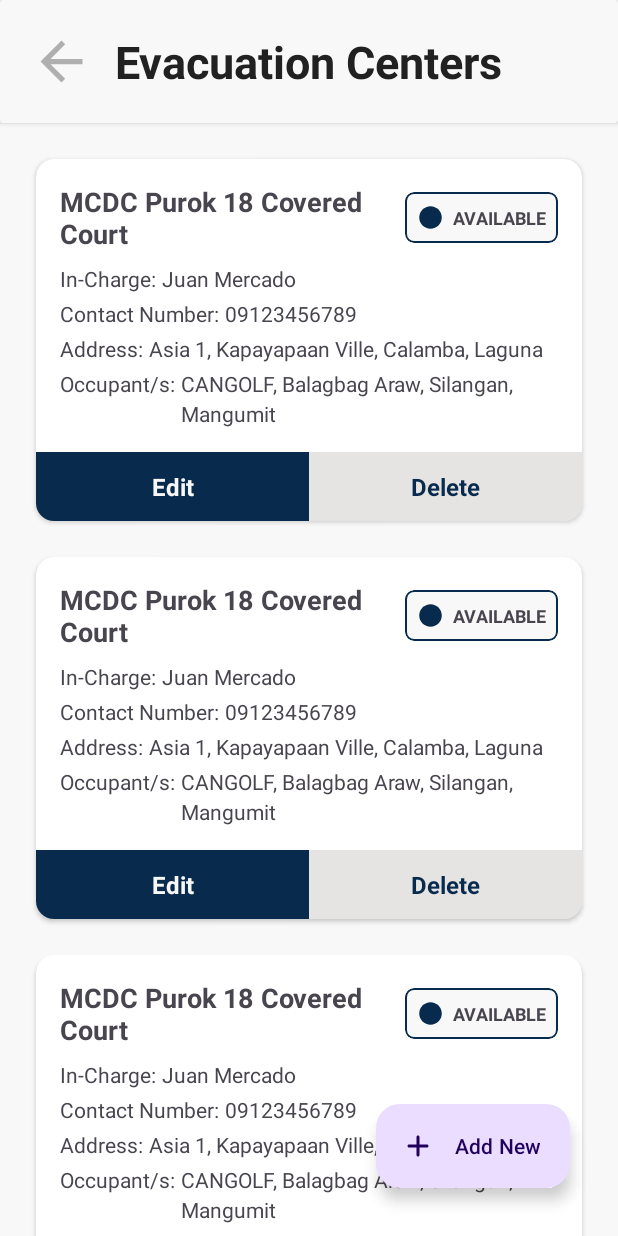
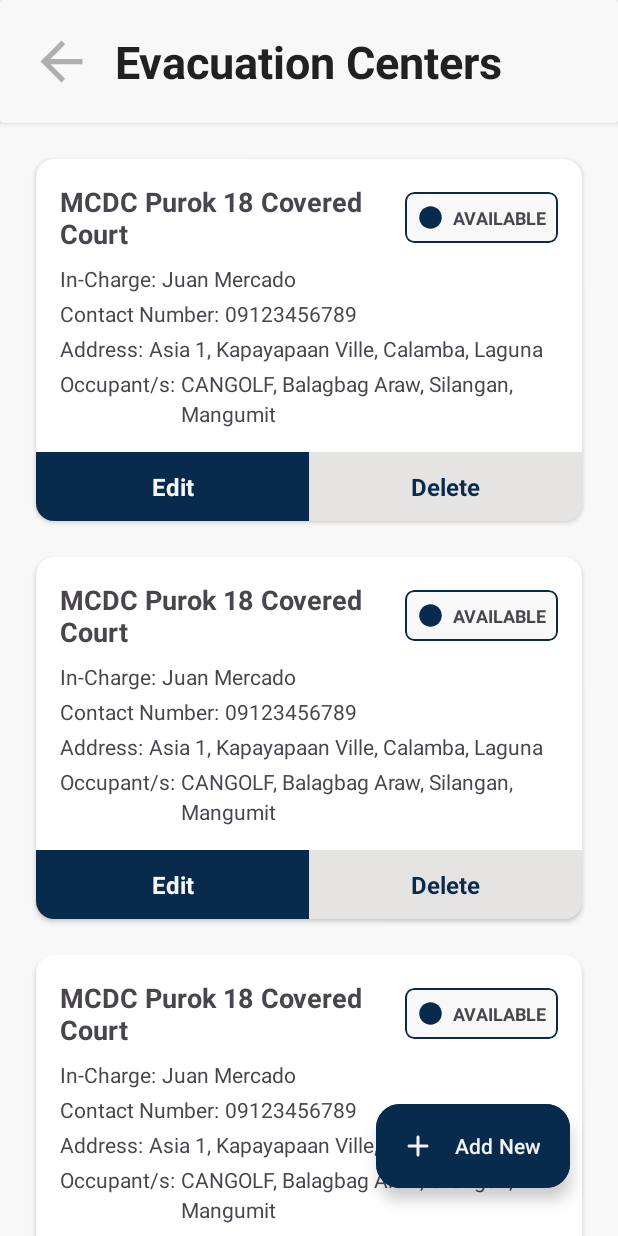
Before and after one commit to tnrtxx/rescYou_Admin, an Android app: the layout activity_evacuation_centers.xml on its own in the app's theme, with its tools: preview values and no code run, on a phone screen of 412 x 824 dp. Run offline under Robolectric (Android 15) with nearby library versions, the phone set to English and light mode, and no system bars.

Commit message:
Modify UI

```diff
--- a/app/src/main/AndroidManifest.xml
+++ b/app/src/main/AndroidManifest.xml
@@ -58,9 +58,6 @@
             android:name=".Profile"
             android:exported="false" />
         <activity
-            android:name=".Information"
-            android:exported="false" />
-        <activity
             android:name=".PreparednessTips"
             android:exported="false" />
         <activity
--- a/app/src/main/java/com/example/rescyouadmin/EvacuationCenterAdapter.kt
+++ b/app/src/main/java/com/example/rescyouadmin/EvacuationCenterAdapter.kt
@@ -131,9 +131,9 @@ class EvacuationCenterAdapter(private var evacuationCenterArrayList: List<Evacua
             val isFull = item.status.equals("FULL", ignoreCase = true)
 
             val statusColor = when {
-                isAvailable -> R.color.navy_blue
-                isFull -> R.color.dark_gray
-                else -> R.color.slight_dark_gray
+                isAvailable -> R.color.isAvailable
+                isFull -> R.color.isFull
+                else -> R.color.isNotAvailable
             }
 
             val tintList = ColorStateList.valueOf(ContextCompat.getColor(context, statusColor))
--- a/app/src/main/java/com/example/rescyouadmin/EvacuationCenterData.kt
+++ b/app/src/main/java/com/example/rescyouadmin/EvacuationCenterData.kt
@@ -7,8 +7,8 @@ data class EvacuationCenterData(
     var placeId: String? = null,                // Foreign key to Google Places
     var name: String? = null,
     var address: String? = null,
-    var latitude: String? = null,
-    var longitude: String? = null,
+    var latitude: Double? = 0.0,
+    var longitude: Double? = 0.0,
     var status: String? = null,
     var inCharge: String? = null,
     var inChargeContactNum: String? = null,
--- a/app/src/main/java/com/example/rescyouadmin/EvacuationCenters.kt
+++ b/app/src/main/java/com/example/rescyouadmin/EvacuationCenters.kt
@@ -48,8 +48,7 @@ class EvacuationCenters : AppCompatActivity() {
 
         // Back Button: Navigate to the Home activity
         binding.backButton.setOnClickListener {
-            val intent = Intent(this, Home::class.java)
-            startActivity(intent)
+            finish()
         }
 
         // Add New Evacuation Center Button: Navigate to the EvacuationCenterAdd activity for adding a new evacuation center
--- a/app/src/main/res/layout/activity_evacuation_centers.xml
+++ b/app/src/main/res/layout/activity_evacuation_centers.xml
@@ -63,9 +63,9 @@
         android:layout_height="wrap_content"
         android:layout_marginEnd="32dp"
         android:layout_marginBottom="32dp"
-        android:contentDescription="Add Evacuation Center"
-        android:text="Add New"
-        app:icon="@drawable/round_add_24"
+        style="@style/AddFab"
+        android:contentDescription="@string/add_evacuation_center"
+        android:text="@string/add_new"
         app:layout_constraintBottom_toBottomOf="parent"
         app:layout_constraintEnd_toEndOf="@+id/evacuation_center_recycler_view" />
 
--- a/app/src/main/res/values/arrays.xml
+++ b/app/src/main/res/values/arrays.xml
@@ -6,10 +6,4 @@
         <item>Unavailable</item>
     </string-array>
 
-    <string-array name="occupants">
-        <item>Option 1</item>
-        <item>Option 2</item>
-        <item>Option 3</item>
-    </string-array>
-
 </resources>
--- a/app/src/main/res/values/colors.xml
+++ b/app/src/main/res/values/colors.xml
@@ -22,5 +22,8 @@
     <!--background-->
     <color name="light_gray">#F8F8F8</color>
 
-
+    <!--EVACUATION CENTER STATUS COLORS-->
+    <color name="isAvailable">#4CAF50</color>
+    <color name="isFull">#F44336</color>
+    <color name="isNotAvailable">#9E9E9E</color>
 </resources>
--- a/app/src/main/res/values/strings.xml
+++ b/app/src/main/res/values/strings.xml
@@ -1,7 +1,5 @@
 <resources>
     <string name="app_name">rescYou Admin</string>
-    <string name="api_key">AIzaSyAGCgwA7wV7tmsmLwg93pDuCntA00InE7M</string>
-
 
     <!--Starting Page-->
     <string name="sign_up">Sign Up</string>
@@ -179,5 +177,7 @@
     <string name="status">Status</string>
     <string name="search_for_a_place">Search for a place...</string>
     <string name="available">Available</string>
+    <string name="add_evacuation_center">Add Evacuation Center</string>
+    <string name="add_new">Add New</string>
 
 </resources>
--- a/app/src/main/res/values/themes.xml
+++ b/app/src/main/res/values/themes.xml
@@ -26,4 +26,11 @@
         <item name="cornerFamily">rounded</item>
         <item name="cornerSize">16dp</item>
     </style>
+
+    <style name="AddFab" parent="ThemeOverlay.Material3.FloatingActionButton.Primary">
+        <item name="android:backgroundTint">@color/navy_blue</item>'
+        <item name="android:textColor">@color/white</item>
+        <item name="drawableLeftCompat">@drawable/round_add_24</item>
+        <item name="android:drawableTint">@color/white</item>
+    </style>
 </resources>
```
Also changed, not shown: app/src/main/java/com/example/rescyouadmin/Constants.kt (added, +8 -0 lines), app/src/main/java/com/example/rescyouadmin/EvacuationCenterAdd.kt (+8 -9 lines), app/src/main/java/com/example/rescyouadmin/EvacuationCenterEdit.kt (+17 -18 lines), app/src/main/res/layout/activity_information.xml (deleted, +0 -9 lines).
